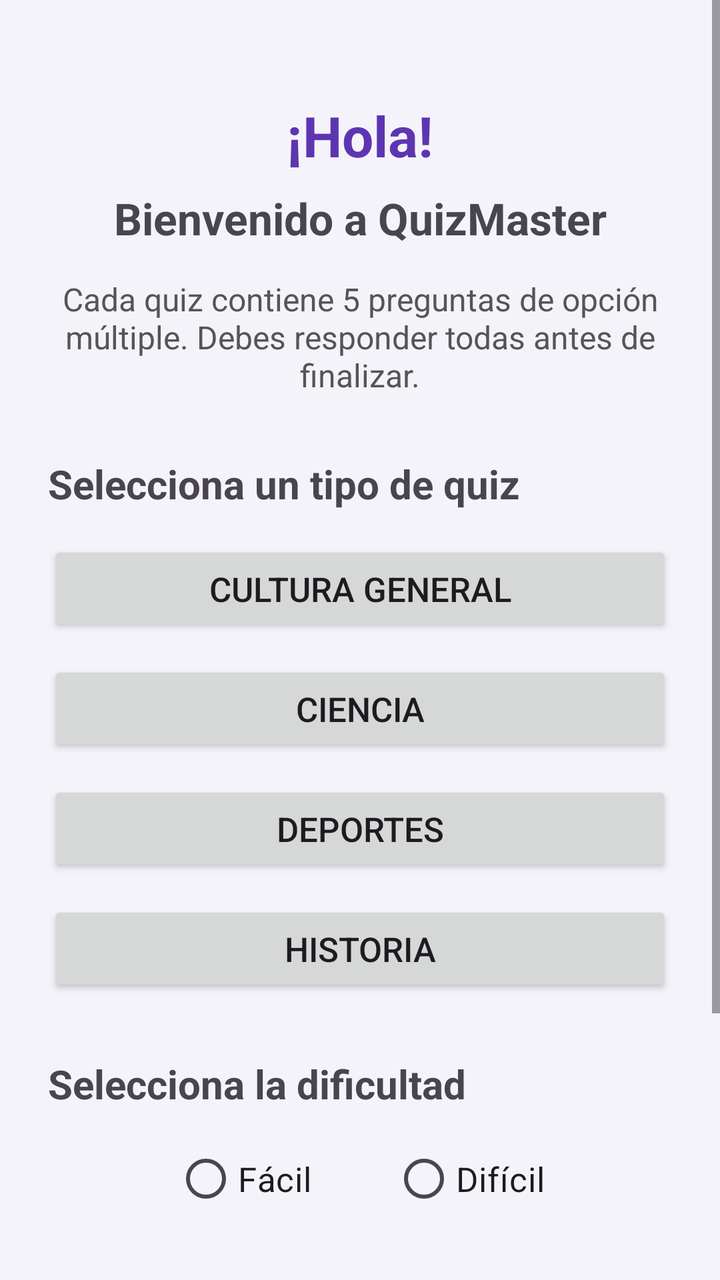
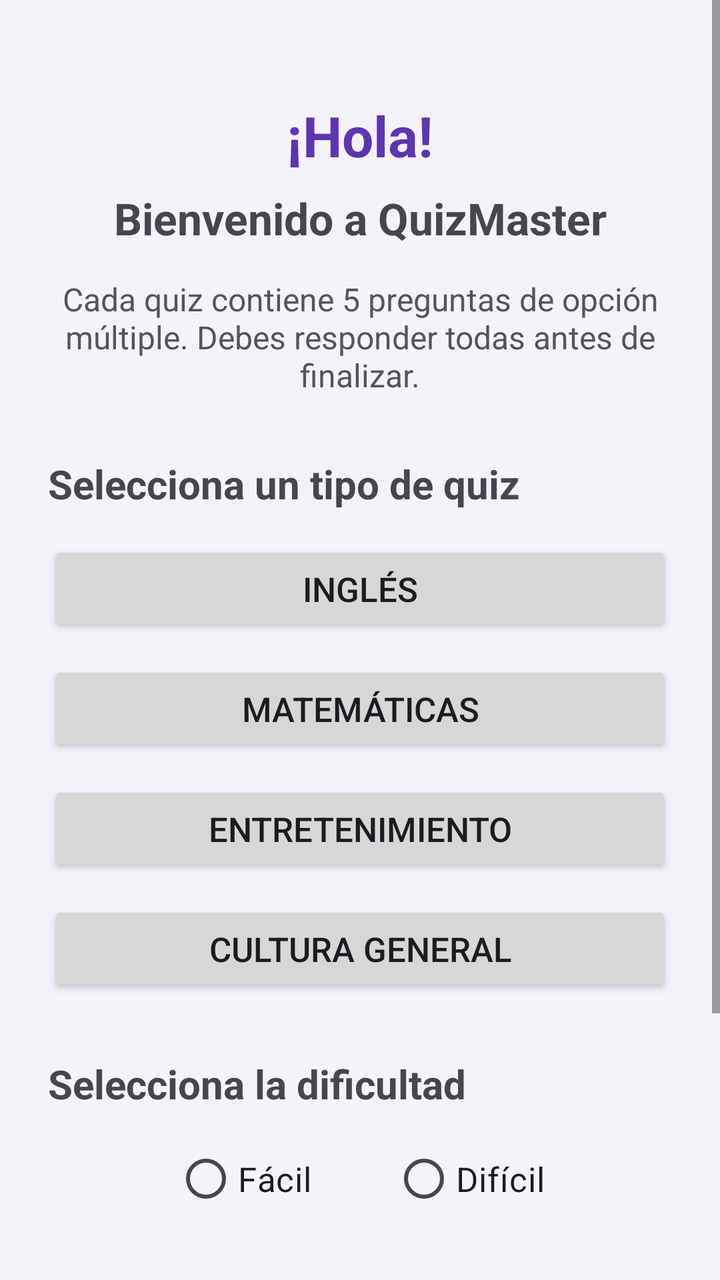

Compare the two renders of this Android layout. The source of the first and the diff that turns it into the second are given below.
<!-- AndroidManifest.xml: application theme Theme.QuizMaster -->
<!-- res/layout/activity_bienvenida.xml -->
<?xml version="1.0" encoding="utf-8"?>
<ScrollView xmlns:android="http://schemas.android.com/apk/res/android"
    android:layout_width="match_parent"
    android:layout_height="match_parent"
    android:background="#F5F3FA">

    <LinearLayout
        android:layout_width="match_parent"
        android:layout_height="wrap_content"
        android:orientation="vertical"
        android:padding="24dp">

        <TextView
            android:id="@+id/textoSaludo"
            android:layout_width="match_parent"
            android:layout_height="wrap_content"
            android:text="¡Hola!"
            android:textSize="28sp"
            android:textStyle="bold"
            android:textColor="#5E35B1"
            android:gravity="center"
            android:layout_marginTop="25dp"
            android:layout_marginBottom="8dp" />

        <TextView
            android:layout_width="match_parent"
            android:layout_height="wrap_content"
            android:text="Bienvenido a QuizMaster"
            android:textSize="22sp"
            android:textStyle="bold"
            android:gravity="center"
            android:layout_marginBottom="15dp" />

        <TextView
            android:layout_width="match_parent"
            android:layout_height="wrap_content"
            android:text="Cada quiz contiene 5 preguntas de opción múltiple. Debes responder todas antes de finalizar."
            android:textSize="16sp"
            android:textColor="#555555"
            android:gravity="center"
            android:layout_marginBottom="30dp" />

        <TextView
            android:layout_width="match_parent"
            android:layout_height="wrap_content"
            android:text="Selecciona un tipo de quiz"
            android:textSize="20sp"
            android:textStyle="bold"
            android:layout_marginBottom="15dp" />

        <Button
            android:id="@+id/botonCulturaGeneral"
            android:layout_width="match_parent"
            android:layout_height="wrap_content"
            android:text="Cultura General"
            android:textSize="17sp"
            android:layout_marginBottom="12dp" />

        <Button
            android:id="@+id/botonCiencia"
            android:layout_width="match_parent"
            android:layout_height="wrap_content"
            android:text="Ciencia"
            android:textSize="17sp"
            android:layout_marginBottom="12dp" />

        <Button
            android:id="@+id/botonDeportes"
            android:layout_width="match_parent"
            android:layout_height="wrap_content"
            android:text="Deportes"
            android:textSize="17sp"
            android:layout_marginBottom="12dp" />

        <Button
            android:id="@+id/botonHistoria"
            android:layout_width="match_parent"
            android:layout_height="wrap_content"
            android:text="Historia"
            android:textSize="17sp"
            android:layout_marginBottom="30dp" />

        <TextView
            android:layout_width="match_parent"
            android:layout_height="wrap_content"
            android:text="Selecciona la dificultad"
            android:textSize="20sp"
            android:textStyle="bold"
            android:layout_marginBottom="10dp" />

        <RadioGroup
            android:id="@+id/grupoDificultad"
            android:layout_width="match_parent"
            android:layout_height="wrap_content"
            android:orientation="horizontal"
            android:gravity="center"
            android:layout_marginBottom="30dp">

            <RadioButton
                android:id="@+id/opcionFacil"
                android:layout_width="wrap_content"
                android:layout_height="wrap_content"
                android:text="Fácil"
                android:textSize="17sp"
                android:layout_marginEnd="40dp" />

            <RadioButton
                android:id="@+id/opcionDificil"
                android:layout_width="wrap_content"
                android:layout_height="wrap_content"
                android:text="Difícil"
                android:textSize="17sp" />

        </RadioGroup>

        <Button
            android:id="@+id/botonComenzarQuiz"
            android:layout_width="match_parent"
            android:layout_height="wrap_content"
            android:text="Comenzar Quiz"
            android:textSize="18sp"
            android:layout_marginBottom="15dp" />

        <Button
            android:id="@+id/botonCerrarSesion"
            android:layout_width="match_parent"
            android:layout_height="wrap_content"
            android:text="Cerrar sesión"
            android:textSize="16sp"
            android:layout_marginBottom="30dp" />

    </LinearLayout>

</ScrollView>
<!-- resources referenced by this layout -->
<resources>
  <style name="Theme.QuizMaster" parent="Base.Theme.QuizMaster" />
  <style name="Base.Theme.QuizMaster" parent="Theme.Material3.DayNight.NoActionBar">
          
          
      </style>
</resources>

<!-- the commit's change to res/layout/activity_bienvenida.xml (unified diff, before → after) -->
@@ -1,5 +1,6 @@
 <?xml version="1.0" encoding="utf-8"?>
-<ScrollView xmlns:android="http://schemas.android.com/apk/res/android"
+<ScrollView
+    xmlns:android="http://schemas.android.com/apk/res/android"
     android:layout_width="match_parent"
     android:layout_height="match_parent"
     android:background="#F5F3FA">
@@ -49,34 +50,34 @@
             android:layout_marginBottom="15dp" />
 
         <Button
-            android:id="@+id/botonCulturaGeneral"
+            android:id="@+id/botonIngles"
             android:layout_width="match_parent"
             android:layout_height="wrap_content"
-            android:text="Cultura General"
+            android:text="Inglés"
             android:textSize="17sp"
             android:layout_marginBottom="12dp" />
 
         <Button
-            android:id="@+id/botonCiencia"
+            android:id="@+id/botonMatematicas"
             android:layout_width="match_parent"
             android:layout_height="wrap_content"
-            android:text="Ciencia"
+            android:text="Matemáticas"
             android:textSize="17sp"
             android:layout_marginBottom="12dp" />
 
         <Button
-            android:id="@+id/botonDeportes"
+            android:id="@+id/botonEntretenimiento"
             android:layout_width="match_parent"
             android:layout_height="wrap_content"
-            android:text="Deportes"
+            android:text="Entretenimiento"
             android:textSize="17sp"
             android:layout_marginBottom="12dp" />
 
         <Button
-            android:id="@+id/botonHistoria"
+            android:id="@+id/botonCultura"
             android:layout_width="match_parent"
             android:layout_height="wrap_content"
-            android:text="Historia"
+            android:text="Cultura General"
             android:textSize="17sp"
             android:layout_marginBottom="30dp" />
 
